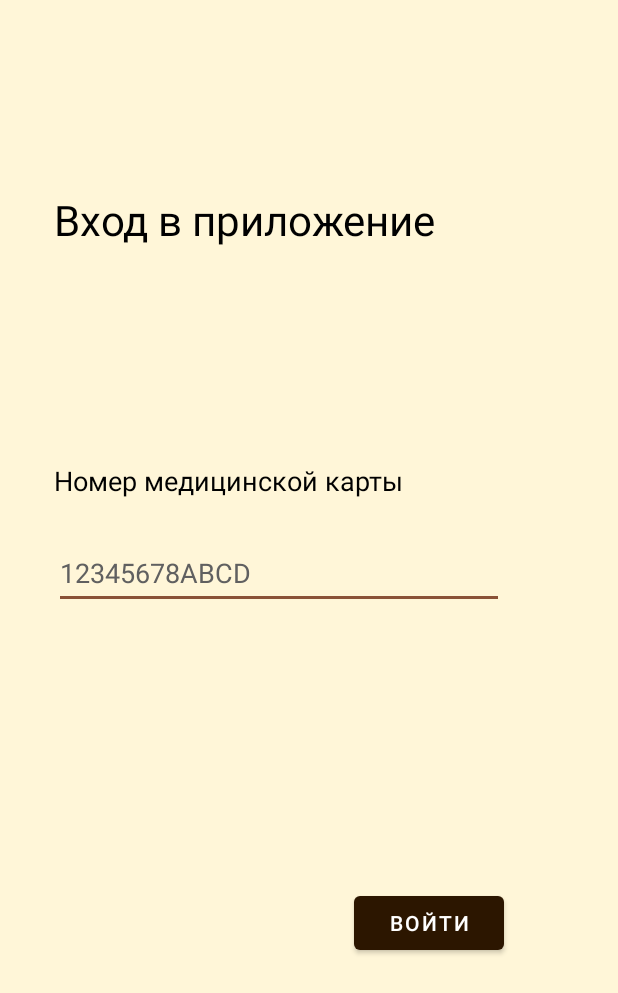
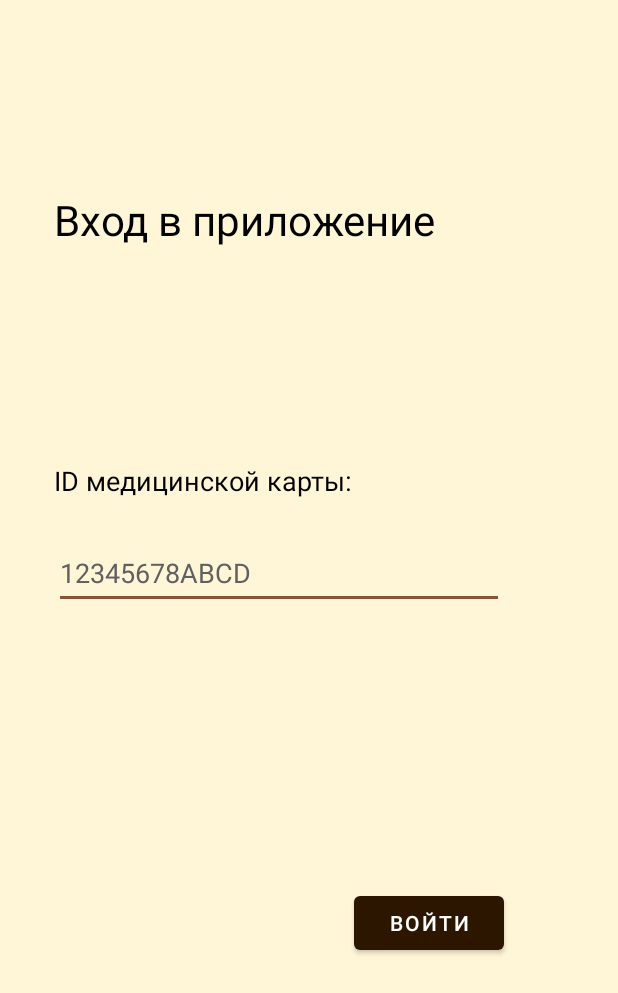
Before and after one commit to MaverickBattler/KneeApp, an Android app: the screen it shows after launch (LoginActivity), on a phone screen of 412 x 824 dp. Shown: the top 993 px of the screen. Run offline under Robolectric (Android 15) with nearby library versions, the phone set to English and light mode, and no system bars.

Commit message:
Renamed medicalCardNumber(code) to medicalCardId

```diff
--- a/app/src/main/java/ru/leti/kneeapp/AuthenticationRequestDto.kt
+++ b/app/src/main/java/ru/leti/kneeapp/AuthenticationRequestDto.kt
@@ -5,6 +5,6 @@ import com.squareup.moshi.JsonClass
 
 @JsonClass(generateAdapter = true)
 data class AuthenticationRequestDto(
-    @Json(name = "medicalCardNumber")
-    val medicalCardNumber: String
+    @Json(name = "medicalCardId")
+    val medicalCardId: String
 )
--- a/app/src/main/java/ru/leti/kneeapp/LoginActivity.kt
+++ b/app/src/main/java/ru/leti/kneeapp/LoginActivity.kt
@@ -25,11 +25,11 @@ class LoginActivity : AppCompatActivity() {
         setContentView(R.layout.activity_login)
         val progressBar = findViewById<ProgressBar>(R.id.progressBar)
         val buttonLogin = findViewById<Button>(R.id.buttonLogin)
-        val editTextMedicalCardCode = findViewById<EditText>(R.id.editTextMedicalCardCode)
+        val editTextMedicalCardId = findViewById<EditText>(R.id.editTextMedicalCardId)
         val errorMessage = findViewById<TextView>(R.id.loginErrorMessage)
         val animShake: Animation = AnimationUtils.loadAnimation(this, R.anim.text_shake_animaton)
         buttonLogin.setOnClickListener {
-            val requestDto = AuthenticationRequestDto(editTextMedicalCardCode.text.toString())
+            val requestDto = AuthenticationRequestDto(editTextMedicalCardId.text.toString())
             patientIdentityApiService.authenticate(requestDto).enqueue(object : Callback<String> {
                 override fun onResponse(call: Call<String>, response: Response<String>) {
                     val phoneNumber: String? = response.body()
@@ -50,7 +50,7 @@ class LoginActivity : AppCompatActivity() {
             buttonLogin.visibility = View.INVISIBLE
             progressBar.visibility = View.VISIBLE
         }
-        editTextMedicalCardCode.doAfterTextChanged {
+        editTextMedicalCardId.doAfterTextChanged {
             if (errorMessage.isVisible)
                 errorMessage.visibility = View.INVISIBLE
         }
--- a/app/src/main/res/layout/activity_login.xml
+++ b/app/src/main/res/layout/activity_login.xml
@@ -8,10 +8,10 @@
     android:background="@color/light_brown">
 
     <TextView
-        android:id="@+id/medical_card_number"
+        android:id="@+id/medical_card_id"
         android:layout_width="wrap_content"
         android:layout_height="wrap_content"
-        android:text="@string/medical_card_number"
+        android:text="@string/medical_card_id"
         android:textColor="@color/black"
         android:textSize="18sp"
         app:layout_constraintBottom_toBottomOf="parent"
@@ -36,20 +36,20 @@
         app:layout_constraintVertical_bias="0.162" />
 
     <EditText
-        android:id="@+id/editTextMedicalCardCode"
+        android:id="@+id/editTextMedicalCardId"
         android:layout_width="300dp"
         android:layout_height="wrap_content"
         android:layout_marginTop="25dp"
         android:ems="10"
-        android:hint="@string/medical_card_number_hint"
+        android:hint="@string/medical_card_id_hint"
         android:inputType="text"
         android:minHeight="48dp"
         android:textColorHint="@color/grey"
         app:layout_constraintBottom_toBottomOf="parent"
         app:layout_constraintEnd_toEndOf="parent"
         app:layout_constraintHorizontal_bias="0"
-        app:layout_constraintStart_toStartOf="@id/medical_card_number"
-        app:layout_constraintTop_toBottomOf="@+id/medical_card_number"
+        app:layout_constraintStart_toStartOf="@id/medical_card_id"
+        app:layout_constraintTop_toBottomOf="@+id/medical_card_id"
         app:layout_constraintVertical_bias="0" />
 
     <Button
@@ -58,10 +58,10 @@
         android:layout_height="wrap_content"
         android:text="@string/Login"
         app:layout_constraintBottom_toBottomOf="parent"
-        app:layout_constraintEnd_toEndOf="@id/editTextMedicalCardCode"
+        app:layout_constraintEnd_toEndOf="@id/editTextMedicalCardId"
         app:layout_constraintHorizontal_bias="1"
         app:layout_constraintStart_toStartOf="parent"
-        app:layout_constraintTop_toBottomOf="@+id/editTextMedicalCardCode"
+        app:layout_constraintTop_toBottomOf="@+id/editTextMedicalCardId"
         app:layout_constraintVertical_bias="0.5" />
 
     <ProgressBar
@@ -89,8 +89,8 @@
         app:layout_constraintBottom_toBottomOf="parent"
         app:layout_constraintEnd_toEndOf="parent"
         app:layout_constraintHorizontal_bias="0"
-        app:layout_constraintStart_toStartOf="@+id/editTextMedicalCardCode"
-        app:layout_constraintTop_toBottomOf="@+id/editTextMedicalCardCode"
+        app:layout_constraintStart_toStartOf="@+id/editTextMedicalCardId"
+        app:layout_constraintTop_toBottomOf="@+id/editTextMedicalCardId"
         app:layout_constraintVertical_bias="0" />
 
 </androidx.constraintlayout.widget.ConstraintLayout>
--- a/app/src/main/res/values/strings.xml
+++ b/app/src/main/res/values/strings.xml
@@ -90,8 +90,8 @@
     <string name="question12option4">4) С чрезвычайными затруднениями</string>
     <string name="question12option5">5) Нет, это невозможно</string>
     <string name="login">Вход в приложение</string>
-    <string name="medical_card_number">Номер медицинской карты</string>
-    <string name="medical_card_number_hint">12345678ABCD</string>
+    <string name="medical_card_id">ID медицинской карты:</string>
+    <string name="medical_card_id_hint">12345678ABCD</string>
     <string name="Login">Войти</string>
     <string name="PatientNotFound">Пользователь с таким номером медицинской карты не найден
     или данный пациент не проходил операцию по эндопротезированию коленного сустава</string>
```
